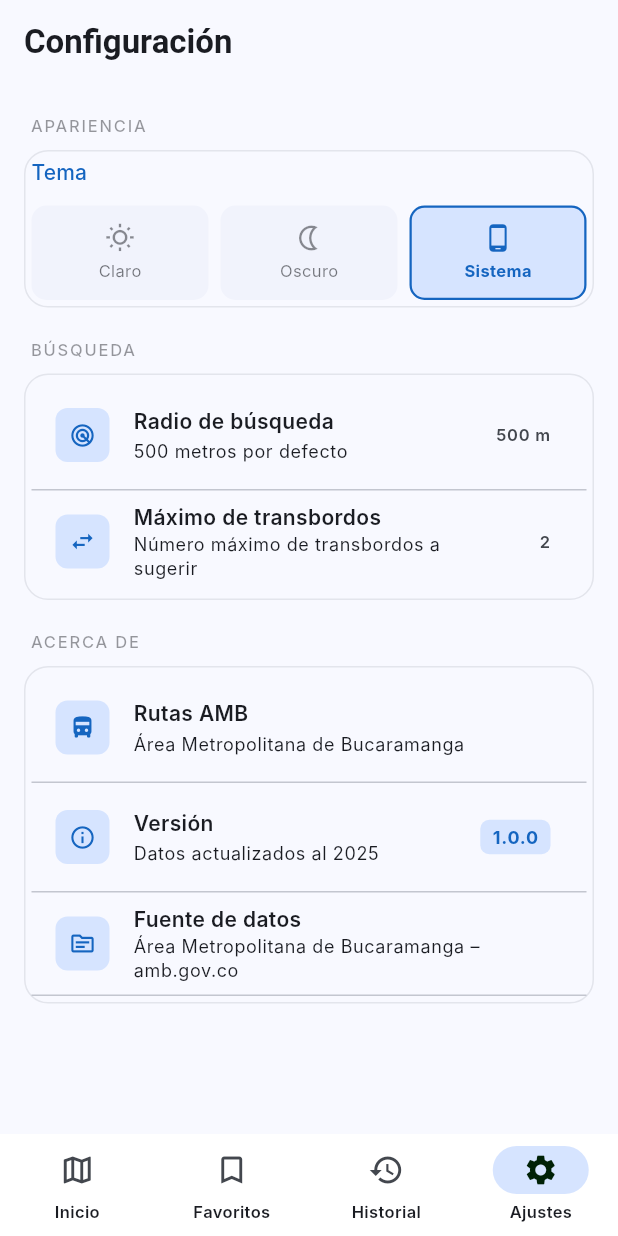
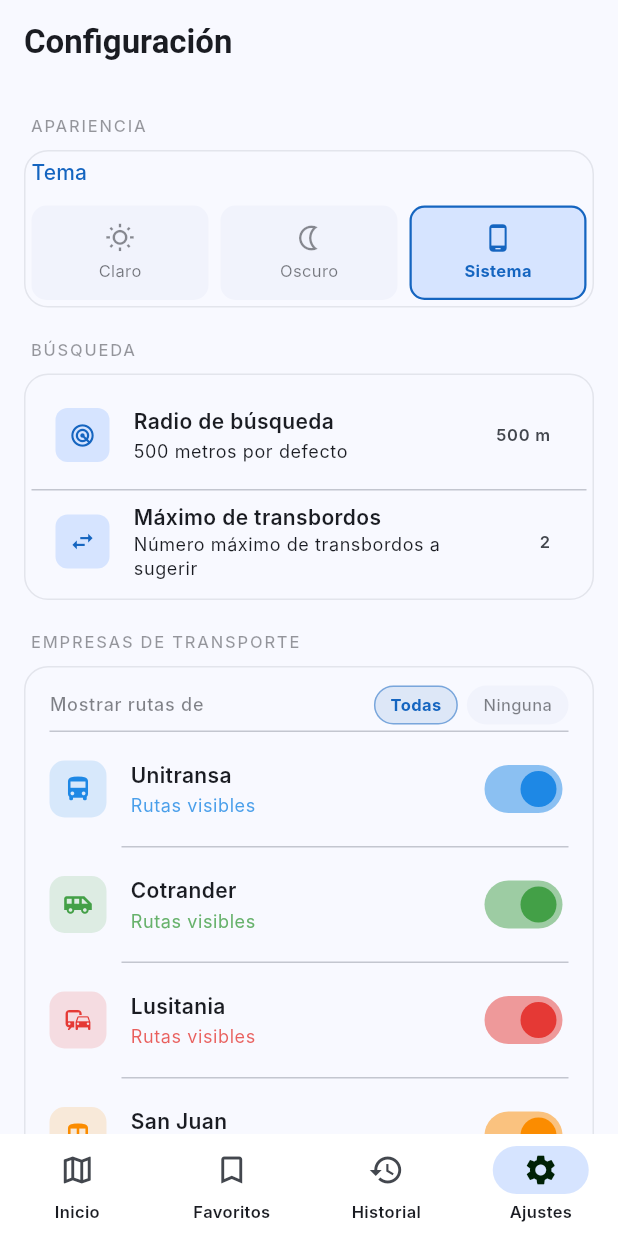
Before and after one commit to juliandrojas/RutasAMB, a Flutter app: the screen it shows after launch, item 4 of the bottom bar chosen, on a phone screen of 412 x 824 dp. Run offline on Flutter 3.47's test engine with Material 3 defaults, Android fonts, the phone set to English and light mode, and no system bars; our stand-ins replace dio, flutter_riverpod, geolocator, go_router, google_maps_flutter, shared_preferences; Roboto replaces fonts that are missing (Inter, Nunito).

Commit message:
feat: implement settings screen with theme switching and company filter functionality

````diff
--- a/lib/features/settings/presentation/screens/settings_screen.dart
+++ b/lib/features/settings/presentation/screens/settings_screen.dart
@@ -2,6 +2,8 @@ import 'package:flutter/material.dart';
 import 'package:flutter_riverpod/flutter_riverpod.dart';
 import 'package:flutter_riverpod/legacy.dart';
 import 'package:shared_preferences/shared_preferences.dart';
+
+import '../widgets/company_filter_section.dart';
 
 final _themeModeProvider = StateNotifierProvider<_ThemeModeNotifier, ThemeMode>(
   (ref) => _ThemeModeNotifier(),
@@ -94,6 +96,10 @@ class SettingsScreen extends ConsumerWidget {
               ],
             ),
           ),
+
+          // ── Sección: Empresas de Transporte ───────────────────────
+          _SectionHeader(title: 'Empresas de Transporte'),
+          const CompanyFilterSection(),
 
           // ── Sección: Acerca de ──────────────────────────────────────
           _SectionHeader(title: 'Acerca de'),
--- /dev/null
+++ b/lib/features/settings/presentation/widgets/company_filter_section.dart
@@ -0,0 +1,338 @@
+// ─────────────────────────────────────────────────────────────────────────────
+// UI – Sección de filtro por empresa para SettingsScreen
+//
+// Widget autónomo ConsumerWidget que:
+//   • Muestra la lista de empresas con un Switch animado por cada una.
+//   • Incluye botones de acceso rápido "Activar todas" / "Desactivar todas".
+//   • Muestra una advertencia cuando ninguna empresa está activa.
+//   • Se integra en _SettingCard y sigue el design system de la app.
+// ─────────────────────────────────────────────────────────────────────────────
+
+import 'package:flutter/material.dart';
+import 'package:flutter_riverpod/flutter_riverpod.dart';
+import 'package:rutas_amb/features/settings/data/company_filter_provider.dart';
+
+// ── Iconos por empresa ────────────────────────────────────────────────────────
+const Map<String, IconData> _companyIcons = {
+  'Unitransa': Icons.directions_bus,
+  'Cotrander': Icons.airport_shuttle,
+  'Lusitania': Icons.commute,
+  'San Juan': Icons.directions_transit,
+  'Flota Cacique': Icons.bus_alert,
+};
+
+// ── Colores de acento por empresa ─────────────────────────────────────────────
+const Map<String, Color> _companyColors = {
+  'Unitransa': Color(0xFF1E88E5), // Azul
+  'Cotrander': Color(0xFF43A047), // Verde
+  'Lusitania': Color(0xFFE53935), // Rojo
+  'San Juan': Color(0xFFFB8C00), // Naranja
+  'Flota Cacique': Color(0xFF8E24AA), // Púrpura
+};
+
+// ─────────────────────────────────────────────────────────────────────────────
+// WIDGET PRINCIPAL EXPORTADO
+// ─────────────────────────────────────────────────────────────────────────────
+
+/// Sección completa de filtro por empresa para incluir en [SettingsScreen].
+///
+/// Uso:
+/// ```dart
+/// // En el ListView de SettingsScreen:
+/// _SectionHeader(title: 'Empresas de Transporte'),
+/// const CompanyFilterSection(),
+/// ```
+class CompanyFilterSection extends ConsumerWidget {
+  const CompanyFilterSection({super.key});
+
+  @override
+  Widget build(BuildContext context, WidgetRef ref) {
+    final filterMap = ref.watch(companyFilterProvider);
+    final notifier = ref.read(companyFilterProvider.notifier);
+    final cs = Theme.of(context).colorScheme;
+
+    // Muestra indicador de carga mientras SharedPreferences no respondió.
+    if (filterMap.isEmpty) {
+      return const Padding(
+        padding: EdgeInsets.symmetric(horizontal: 16),
+        child: _CompanyCardShell(
+          child: Center(
+            child: Padding(
+              padding: EdgeInsets.all(20),
+              child: CircularProgressIndicator.adaptive(),
+            ),
+          ),
+        ),
+      );
+    }
+
+    final companies = filterMap.keys.toList();
+    final allEnabled = notifier.allEnabled;
+    final noneEnabled = !notifier.hasActiveCompanies;
+
+    return Padding(
+      padding: const EdgeInsets.symmetric(horizontal: 16),
+      child: _CompanyCardShell(
+        child: Column(
+          crossAxisAlignment: CrossAxisAlignment.start,
+          children: [
+            // ── Acciones rápidas ────────────────────────────────────────
+            Padding(
+              padding: const EdgeInsets.fromLTRB(12, 8, 12, 4),
+              child: Row(
+                mainAxisAlignment: MainAxisAlignment.spaceBetween,
+                children: [
+                  Text(
+                    'Mostrar rutas de',
+                    style: Theme.of(context).textTheme.labelMedium?.copyWith(
+                      color: cs.onSurface.withValues(alpha: 0.55),
+                    ),
+                  ),
+                  Row(
+                    children: [
+                      _QuickActionChip(
+                        label: 'Todas',
+                        active: allEnabled,
+                        onTap: notifier.enableAll,
+                      ),
+                      const SizedBox(width: 6),
+                      _QuickActionChip(
+                        label: 'Ninguna',
+                        active: noneEnabled,
+                        onTap: notifier.disableAll,
+                        danger: true,
+                      ),
+                    ],
+                  ),
+                ],
+              ),
+            ),
+
+            const Divider(height: 1, indent: 12, endIndent: 12),
+
+            // ── Lista de empresas ────────────────────────────────────────
+            ...companies.asMap().entries.map((entry) {
+              final index = entry.key;
+              final company = entry.value;
+              final isEnabled = filterMap[company] ?? true;
+              final icon = _companyIcons[company] ?? Icons.directions_bus;
+              final color = _companyColors[company] ?? cs.primary;
+
+              return Column(
+                children: [
+                  _CompanyTile(
+                    company: company,
+                    icon: icon,
+                    accentColor: color,
+                    isEnabled: isEnabled,
+                    onToggle: () => notifier.toggle(company),
+                  ),
+                  if (index < companies.length - 1)
+                    const Divider(height: 1, indent: 60, endIndent: 12),
+                ],
+              );
+            }),
+
+            // ── Advertencia: ninguna empresa activa ──────────────────────
+            AnimatedSwitcher(
+              duration: const Duration(milliseconds: 250),
+              child: noneEnabled
+                  ? _NoneActiveWarning(key: const ValueKey('warning'))
+                  : const SizedBox.shrink(key: ValueKey('no-warning')),
+            ),
+          ],
+        ),
+      ),
+    );
+  }
+}
+
+// ─────────────────────────────────────────────────────────────────────────────
+// SUBWIDGETS PRIVADOS
+// ─────────────────────────────────────────────────────────────────────────────
+
+/// Contenedor con estilo de tarjeta del design system de la app.
+class _CompanyCardShell extends StatelessWidget {
+  final Widget child;
+  const _CompanyCardShell({required this.child});
+
+  @override
+  Widget build(BuildContext context) {
+    final cs = Theme.of(context).colorScheme;
+    return Container(
+      decoration: BoxDecoration(
+        color: cs.surface,
+        borderRadius: BorderRadius.circular(16),
+        border: Border.all(color: cs.outlineVariant.withValues(alpha: 0.4)),
+      ),
+      child: Padding(padding: const EdgeInsets.all(4), child: child),
+    );
+  }
+}
+
+// ─────────────────────────────────────────────────────────────────────────────
+
+/// Tile de una empresa con ícono de acento y Switch animado.
+class _CompanyTile extends StatelessWidget {
+  final String company;
+  final IconData icon;
+  final Color accentColor;
+  final bool isEnabled;
+  final VoidCallback onToggle;
+
+  const _CompanyTile({
+    required this.company,
+    required this.icon,
+    required this.accentColor,
+    required this.isEnabled,
+    required this.onToggle,
+  });
+
+  @override
+  Widget build(BuildContext context) {
+    final cs = Theme.of(context).colorScheme;
+
+    return AnimatedOpacity(
+      duration: const Duration(milliseconds: 200),
+      opacity: isEnabled ? 1.0 : 0.5,
+      child: ListTile(
+        contentPadding: const EdgeInsets.symmetric(horizontal: 12, vertical: 2),
+        leading: AnimatedContainer(
+          duration: const Duration(milliseconds: 200),
+          width: 38,
+          height: 38,
+          decoration: BoxDecoration(
+            color: isEnabled
+                ? accentColor.withValues(alpha: 0.15)
+                : cs.surfaceContainerHighest.withValues(alpha: 0.4),
+            borderRadius: BorderRadius.circular(10),
+          ),
+          child: Icon(
+            icon,
+            size: 20,
+            color: isEnabled
+                ? accentColor
+                : cs.onSurface.withValues(alpha: 0.35),
+          ),
+        ),
+        title: Text(
+          company,
+          style: Theme.of(context).textTheme.bodyMedium?.copyWith(
+            fontWeight: FontWeight.w600,
+            color: isEnabled
+                ? cs.onSurface
+                : cs.onSurface.withValues(alpha: 0.45),
+          ),
+        ),
+        subtitle: Text(
+          isEnabled ? 'Rutas visibles' : 'Rutas ocultas',
+          style: Theme.of(context).textTheme.bodySmall?.copyWith(
+            color: isEnabled
+                ? accentColor.withValues(alpha: 0.8)
+                : cs.onSurface.withValues(alpha: 0.35),
+          ),
+        ),
+        trailing: Switch.adaptive(
+          value: isEnabled,
+          onChanged: (_) => onToggle(),
+          activeThumbColor: accentColor,
+        ),
+        onTap: onToggle,
+      ),
+    );
+  }
+}
+
+// ─────────────────────────────────────────────────────────────────────────────
+
+/// Chip de acción rápida (Todas / Ninguna).
+class _QuickActionChip extends StatelessWidget {
+  final String label;
+  final bool active;
+  final VoidCallback onTap;
+  final bool danger;
+
+  const _QuickActionChip({
+    required this.label,
+    required this.active,
+    required this.onTap,
+    this.danger = false,
+  });
+
+  @override
+  Widget build(BuildContext context) {
+    final cs = Theme.of(context).colorScheme;
+    final activeColor = danger ? Colors.redAccent : cs.primary;
+
+    return GestureDetector(
+      onTap: onTap,
+      child: AnimatedContainer(
+        duration: const Duration(milliseconds: 180),
+        padding: const EdgeInsets.symmetric(horizontal: 10, vertical: 4),
+        decoration: BoxDecoration(
+          color: active
+              ? activeColor.withValues(alpha: 0.12)
+              : cs.surfaceContainerHighest.withValues(alpha: 0.3),
+          borderRadius: BorderRadius.circular(20),
+          border: Border.all(
+            color: active
+                ? activeColor.withValues(alpha: 0.5)
+                : Colors.transparent,
+            width: 1,
+          ),
+        ),
+        child: Text(
+          label,
+          style: TextStyle(
+            fontSize: 11,
+            fontFamily: 'Inter',
+            fontWeight: active ? FontWeight.w700 : FontWeight.w500,
+            color: active ? activeColor : cs.onSurface.withValues(alpha: 0.55),
+          ),
+        ),
+      ),
+    );
+  }
+}
+
+// ─────────────────────────────────────────────────────────────────────────────
+
+/// Advertencia que aparece cuando el usuario desactiva todas las empresas.
+class _NoneActiveWarning extends StatelessWidget {
+  const _NoneActiveWarning({super.key});
+
+  @override
+  Widget build(BuildContext context) {
+    return Padding(
+      padding: const EdgeInsets.fromLTRB(12, 4, 12, 8),
+      child: Container(
+        padding: const EdgeInsets.all(10),
+        decoration: BoxDecoration(
+          color: Colors.amber.withValues(alpha: 0.1),
+          borderRadius: BorderRadius.circular(10),
+          border: Border.all(color: Colors.amber.withValues(alpha: 0.45)),
+        ),
+        child: Row(
+          children: [
+            const Icon(
+              Icons.warning_amber_rounded,
+              color: Colors.amber,
+              size: 18,
+            ),
+            const SizedBox(width: 8),
+            Expanded(
+              child: Text(
+                'No se mostrarán rutas de ninguna empresa. Activa al menos una.',
+                style: TextStyle(
+                  fontSize: 11,
+                  fontFamily: 'Inter',
+                  color: Colors.amber.shade800,
+                ),
+              ),
+            ),
+          ],
+        ),
+      ),
+    );
+  }
+}
````
Also changed, not shown: lib/features/settings/data/company_filter_helper.dart (added, +39 -0 lines), lib/features/settings/data/company_filter_provider.dart (added, +142 -0 lines).
